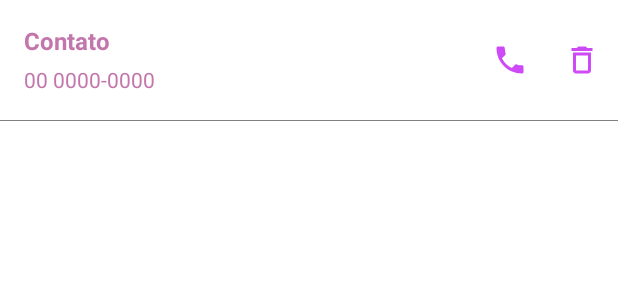
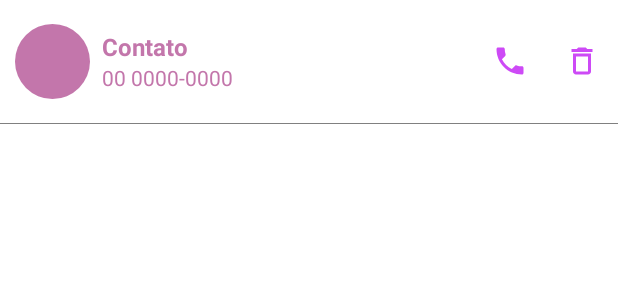
Before and after one commit to AlineSouzza/contact-list, an Android app: the layout layout_contact_cell.xml on its own in the app's theme, with its tools: preview values and no code run, on a phone screen of 412 x 824 dp. Shown: the top 300 px of the screen. Run offline under Robolectric (Android 15) with nearby library versions, the phone set to English and light mode, and no system bars.

Commit message:
layout: Adiciona avatar do contato

```diff
--- a/app/src/main/res/layout/layout_contact_cell.xml
+++ b/app/src/main/res/layout/layout_contact_cell.xml
@@ -1,6 +1,7 @@
 <?xml version="1.0" encoding="utf-8"?>
 <LinearLayout xmlns:android="http://schemas.android.com/apk/res/android"
     xmlns:app="http://schemas.android.com/apk/res-auto"
+    xmlns:tools="http://schemas.android.com/tools"
     android:id="@+id/item_contact"
     android:layout_width="match_parent"
     android:layout_height="wrap_content"
@@ -14,16 +15,34 @@
         android:layout_marginBottom="16dp">
 
         <LinearLayout
+            android:layout_width="50dp"
+            android:layout_height="50dp"
+            android:layout_marginStart="10dp"
+            android:background="@drawable/circle"
+            android:gravity="center">
+
+            <TextView
+                android:id="@+id/letter_icon"
+                android:layout_width="wrap_content"
+                android:layout_height="match_parent"
+                android:gravity="center"
+                android:includeFontPadding="false"
+                android:textColor="@color/white"
+                android:textSize="28sp" />
+        </LinearLayout>
+
+        <LinearLayout
             android:layout_width="wrap_content"
             android:layout_height="wrap_content"
+            android:layout_gravity="center"
             android:layout_weight="1"
-            android:orientation="vertical" >
+            android:orientation="vertical">
 
             <TextView
                 android:id="@+id/name_contact"
                 android:layout_width="wrap_content"
                 android:layout_height="wrap_content"
-                android:layout_marginStart="16dp"
+                android:layout_marginStart="8dp"
                 android:text="Contato"
                 android:textColor="#C376AB"
                 android:textSize="16sp"
@@ -33,8 +52,7 @@
                 android:id="@+id/number_contact"
                 android:layout_width="wrap_content"
                 android:layout_height="wrap_content"
-                android:layout_marginStart="16dp"
-                android:layout_marginTop="5dp"
+                android:layout_marginStart="8dp"
                 android:text="00 0000-0000"
                 android:textColor="#C376AB"
                 android:textSize="14sp" />
```
